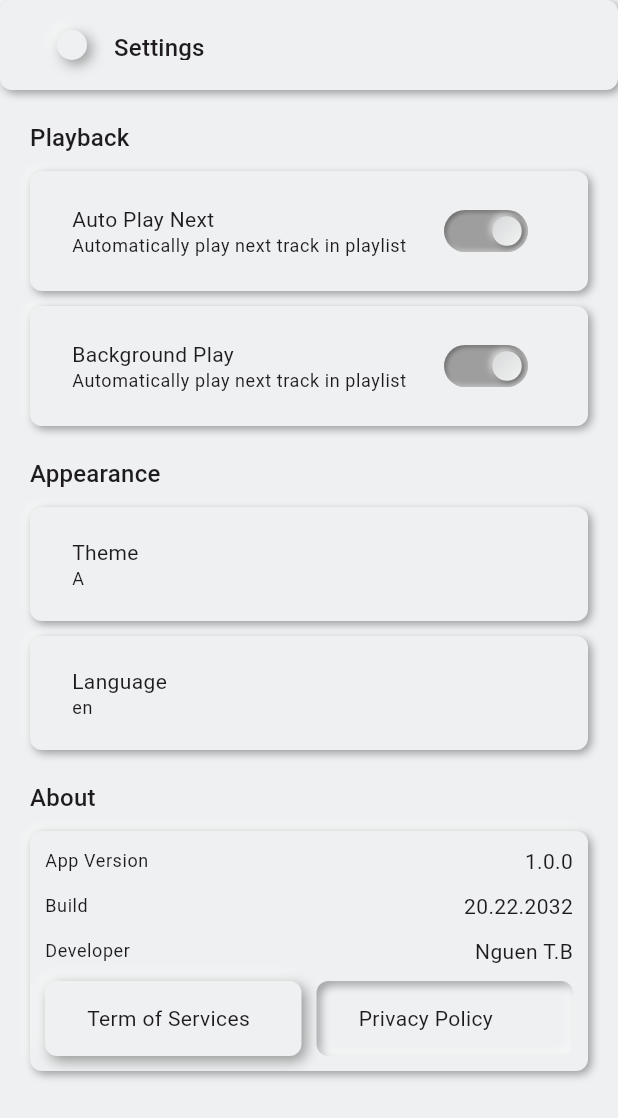
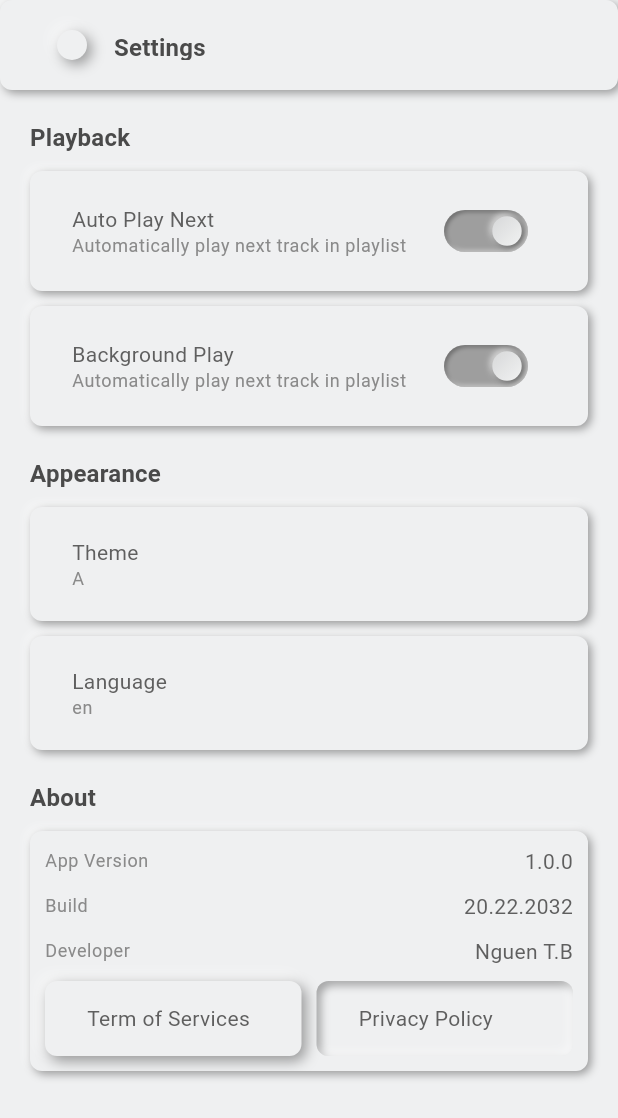
Before and after one commit to jchocola/ya_tuber, a Flutter app: the SettingPage screen opened directly, on a phone screen of 412 x 824 dp. Shown: the top 1118 px of the screen. Run offline on Flutter 3.47's test engine with Material 3 defaults, Android fonts, the phone set to English and light mode, and no system bars; our stand-ins replace cached_network_image, equatable, flutter_neumorphic_plus, freezed_annotation, gap, get_it and 5 more; missing offline and left inert: localstore, youtube_explode_dart; accounts and stored records are empty; statements that could not run were skipped.

Commit message:
textstyle fixed

```diff
--- a/lib/core/theme/brown_theme.dart
+++ b/lib/core/theme/brown_theme.dart
@@ -28,5 +28,9 @@ const brownTheme = NeumorphicThemeData(
       color: Color(0xFF5F4636),
       fontWeight: FontWeight.w600,
     ),
+     titleLarge: TextStyle(
+      color: Color(0xFF5F4636),
+      fontWeight: FontWeight.w700,
+    ),
   ),
 );
--- a/lib/core/theme/orange_theme.dart
+++ b/lib/core/theme/orange_theme.dart
@@ -28,5 +28,9 @@ const orangeTheme = NeumorphicThemeData(
       color: Color(0xFF6B4E3C),
       fontWeight: FontWeight.w600,
     ),
+      titleLarge: TextStyle(
+      color: Color(0xFF6B4E3C),
+      fontWeight: FontWeight.w700,
+    ),
   ),
 );
--- a/lib/core/theme/pink_theme.dart
+++ b/lib/core/theme/pink_theme.dart
@@ -28,5 +28,10 @@ const pinkTheme = NeumorphicThemeData(
       color: Color(0xFF6A5A68),
       fontWeight: FontWeight.w600,
     ),
+     titleLarge: TextStyle(
+      color: Color(0xFF6A5A68),
+      fontSize: 20,
+      fontWeight: FontWeight.w700,
+    ),
   ),
 );
--- a/lib/core/theme/purple_theme.dart
+++ b/lib/core/theme/purple_theme.dart
@@ -28,5 +28,10 @@ const purpleTheme = NeumorphicThemeData(
       color: Color(0xFF5B4B7D),
       fontWeight: FontWeight.w600,
     ),
+     titleLarge: TextStyle(
+      color: Color(0xFF5B4B7D),
+      fontSize: 20,
+      fontWeight: FontWeight.w700,
+    ),
   ),
 );
--- a/lib/core/theme/read_theme.dart
+++ b/lib/core/theme/red_theme.dart
@@ -28,5 +28,9 @@ const redTheme = NeumorphicThemeData(
       color: Color(0xFF6A3434),
       fontWeight: FontWeight.w600,
     ),
+     titleLarge: TextStyle(
+      color: Color(0xFF6A3434),
+      fontWeight: FontWeight.w700,
+    ),
   ),
 );
--- a/lib/core/theme/theme_list.dart
+++ b/lib/core/theme/theme_list.dart
@@ -6,7 +6,7 @@ import 'package:ya_tuber/core/theme/green_theme.dart';
 import 'package:ya_tuber/core/theme/orange_theme.dart';
 import 'package:ya_tuber/core/theme/pink_theme.dart';
 import 'package:ya_tuber/core/theme/purple_theme.dart';
-import 'package:ya_tuber/core/theme/read_theme.dart';
+import 'package:ya_tuber/core/theme/red_theme.dart';
 import 'package:ya_tuber/core/theme/white_theme.dart';
 import 'package:ya_tuber/core/theme/yellow_theme.dart';
 import 'package:ya_tuber/main.dart';
--- a/lib/core/theme/white_theme.dart
+++ b/lib/core/theme/white_theme.dart
@@ -7,5 +7,38 @@ const whiteTheme = NeumorphicThemeData(
 
   iconTheme: IconThemeData(size: 20),
 
-  textTheme: TextTheme(),
+  textTheme: TextTheme(
+    /// Основной текст
+    bodyMedium: TextStyle(
+      color: Color(0xFF5F5F5F),
+      fontSize: 14,
+      height: 1.4,
+    ),
+
+    /// Вторичный / подсказки
+    bodySmall: TextStyle(
+      color: Color(0xFF8A8A8A),
+      fontSize: 12,
+    ),
+
+    /// Заголовки карточек
+    titleMedium: TextStyle(
+      color: Color(0xFF4A4A4A),
+      fontSize: 16,
+      fontWeight: FontWeight.w600,
+    ),
+
+    /// Крупные заголовки
+    titleLarge: TextStyle(
+      color: Color(0xFF3A3A3A),
+      fontSize: 20,
+      fontWeight: FontWeight.w700,
+    ),
+
+    /// Кнопки
+    labelLarge: TextStyle(
+      color: Color(0xFF5A5A5A),
+      fontSize: 14,
+      fontWeight: FontWeight.w600,
+    ),)
 );
--- a/lib/core/theme/yellow_theme.dart
+++ b/lib/core/theme/yellow_theme.dart
@@ -28,5 +28,9 @@ const yellowTheme = NeumorphicThemeData(
       color: Color(0xFF6A5A2F),
       fontWeight: FontWeight.w600,
     ),
+     titleLarge: TextStyle(
+      color: Color(0xFF6A5A2F),
+      fontWeight: FontWeight.w700,
+    ),
   ),
 );
```
Also changed, not shown: lib/core/theme/blue_theme.dart (+35 -1 lines), lib/presentation/home_page/provider/home_page_provider.dart (+7 -7 lines).
